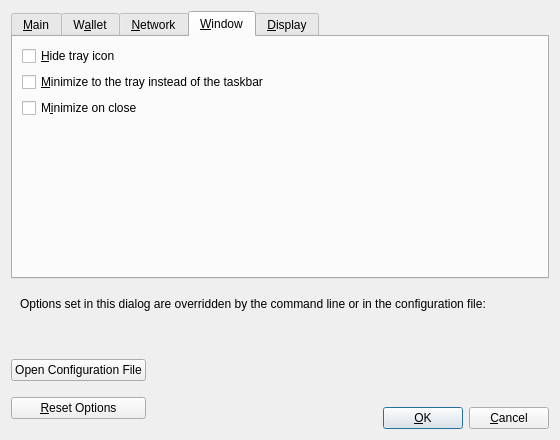
First picture: the form in src/qt/forms/optionsdialog.ui, repository TaobotX11/nusacoin, before the edit.
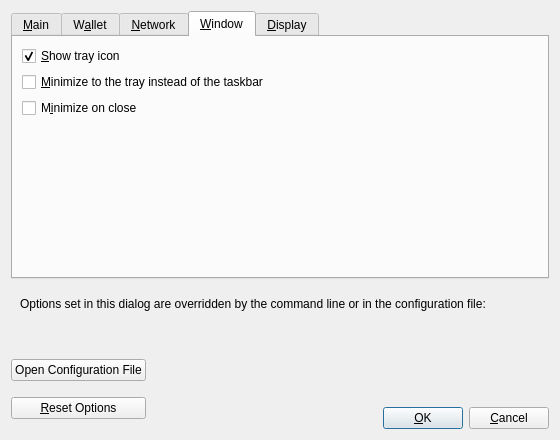
Second picture: the form after the edit. The open tabs and pages were chosen to show the change. Custom widgets are drawn as their Qt base class.

Commit message: Replace "Hide tray icon" option with positive "Show tray icon" one #115

```diff
--- a/src/qt/forms/optionsdialog.ui
+++ b/src/qt/forms/optionsdialog.ui
@@ -573,7 +573,10 @@
           <string>Hide the icon from the system tray.</string>
          </property>
          <property name="text">
-          <string>&amp;Hide tray icon</string>
+          <string>&amp;Show tray icon</string>
+         </property>
+         <property name="checked">
+          <bool>true</bool>
          </property>
         </widget>
        </item>
```
Left out of the diff: 4 changed lines with no effect on the pictures. The commit also changes 7 other files.
